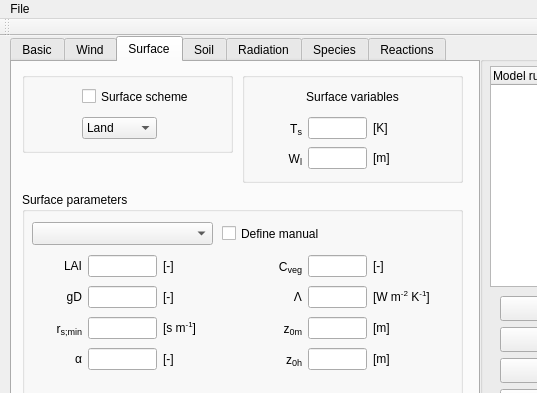
classmodel/modelgui, file mainwindow.ui: the form before one commit; both pictures show x 0 to 537 and y 0 to 393 of the 640 by 530 pixel window.
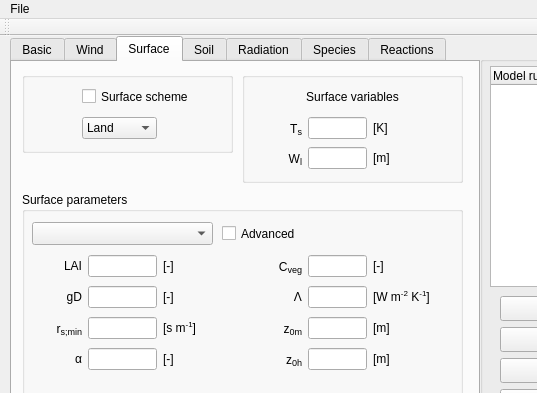
The form after the commit. The open tabs and pages were chosen to show the change.

The edit to the form file:
```diff
--- a/mainwindow.ui
+++ b/mainwindow.ui
@@ -1672,7 +1672,7 @@
         </rect>
        </property>
        <property name="text">
-        <string>Define manual</string>
+        <string>Advanced</string>
        </property>
       </widget>
       <widget class="QWidget" name="gridLayoutWidget_17">
```
Left out of the diff: 8 changed lines with no effect on the pictures.
